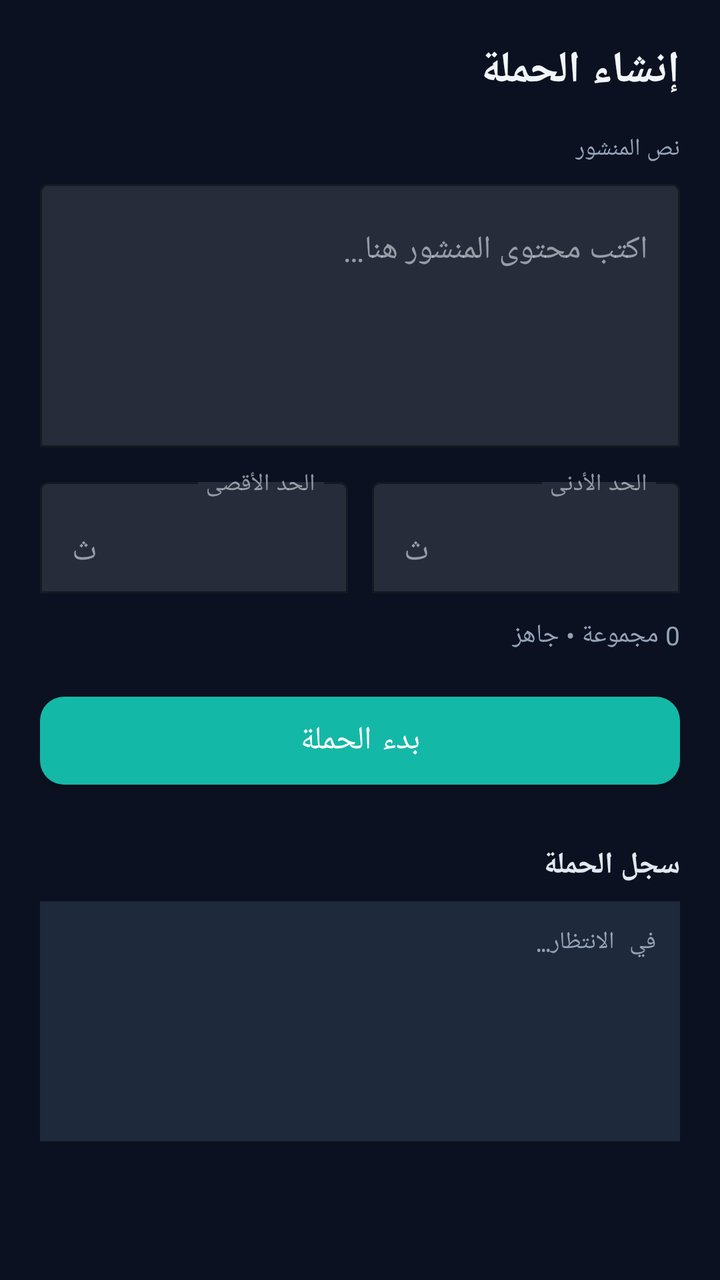
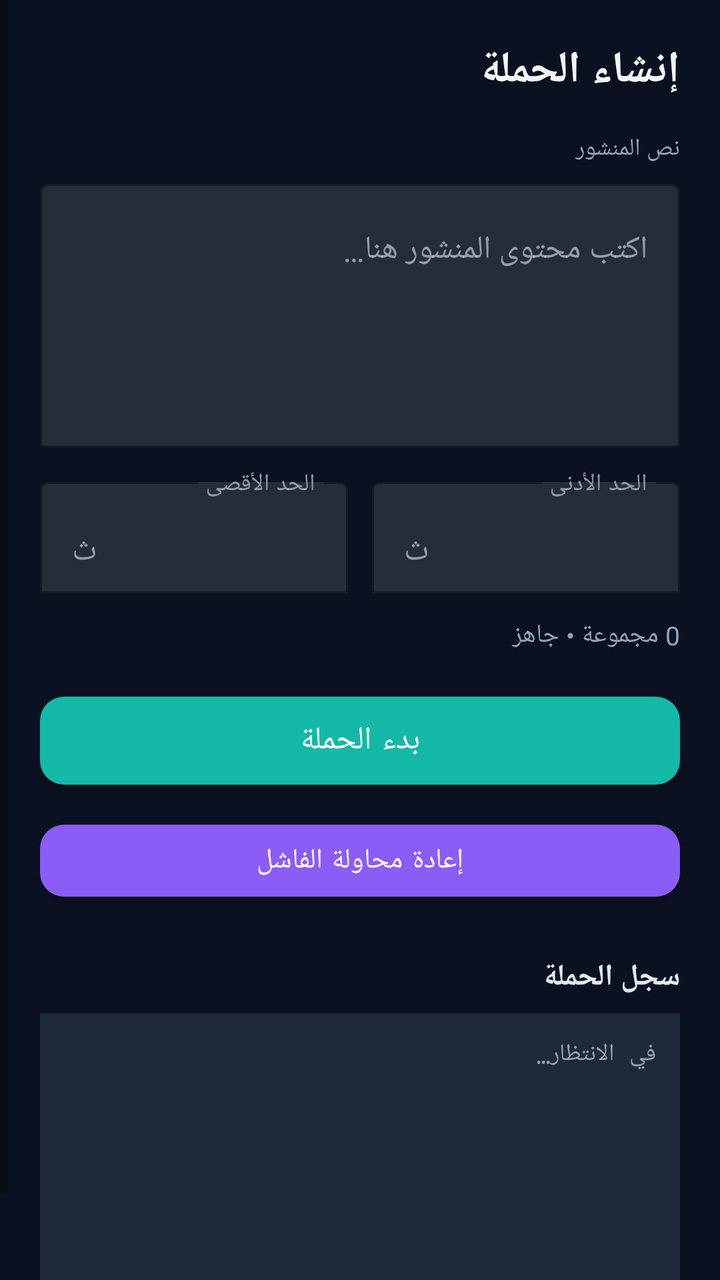

Screens rendered from an Android XML layout before and after an edit, with the pre-edit source and the edit as a unified diff.
<!-- AndroidManifest.xml: application theme Theme.FBPublisherX -->
<!-- res/layout/fragment_campaign.xml -->
<?xml version="1.0" encoding="utf-8"?>
<ScrollView xmlns:android="http://schemas.android.com/apk/res/android"
    xmlns:app="http://schemas.android.com/apk/res-auto"
    android:layout_width="match_parent"
    android:layout_height="match_parent"
    android:background="@color/background"
    android:fillViewport="true"
    android:layoutDirection="rtl">

    <LinearLayout
        android:layout_width="match_parent"
        android:layout_height="wrap_content"
        android:orientation="vertical"
        android:padding="20dp">

        <TextView
            android:layout_width="match_parent"
            android:layout_height="wrap_content"
            android:text="@string/campaign_title"
            android:textColor="@color/on_background"
            android:textSize="22sp"
            android:textStyle="bold"
            android:layout_marginBottom="16dp" />

        <TextView
            android:layout_width="match_parent"
            android:layout_height="wrap_content"
            android:text="@string/post_text_label"
            android:textColor="@color/text_secondary"
            android:textSize="12sp" />
        <com.google.android.material.textfield.TextInputLayout
            android:layout_width="match_parent"
            android:layout_height="wrap_content"
            android:layout_marginTop="4dp"
            android:layout_marginBottom="12dp"
            app:boxBackgroundMode="outline"
            app:boxStrokeColor="@color/primary">
            <com.google.android.material.textfield.TextInputEditText
                android:id="@+id/inputPostText"
                android:layout_width="match_parent"
                android:layout_height="wrap_content"
                android:hint="@string/hint_post_text"
                android:textColor="@color/on_surface"
                android:inputType="textMultiLine"
                android:minLines="5"
                android:gravity="start|top" />
        </com.google.android.material.textfield.TextInputLayout>

        <LinearLayout
            android:layout_width="match_parent"
            android:layout_height="wrap_content"
            android:orientation="horizontal"
            android:layout_marginBottom="12dp">
            <com.google.android.material.textfield.TextInputLayout
                android:layout_width="0dp"
                android:layout_height="wrap_content"
                android:layout_weight="1"
                android:layout_marginEnd="6dp"
                app:boxBackgroundMode="outline"
                app:boxStrokeColor="@color/primary"
                app:suffixText="ث">
                <com.google.android.material.textfield.TextInputEditText
                    android:id="@+id/inputMinDelay"
                    android:layout_width="match_parent"
                    android:layout_height="wrap_content"
                    android:hint="@string/hint_min_delay"
                    android:text="30"
                    android:textColor="@color/on_surface"
                    android:inputType="number"
                    android:gravity="start" />
            </com.google.android.material.textfield.TextInputLayout>
            <com.google.android.material.textfield.TextInputLayout
                android:layout_width="0dp"
                android:layout_height="wrap_content"
                android:layout_weight="1"
                android:layout_marginStart="6dp"
                app:boxBackgroundMode="outline"
                app:boxStrokeColor="@color/primary"
                app:suffixText="ث">
                <com.google.android.material.textfield.TextInputEditText
                    android:id="@+id/inputMaxDelay"
                    android:layout_width="match_parent"
                    android:layout_height="wrap_content"
                    android:hint="@string/hint_max_delay"
                    android:text="60"
                    android:textColor="@color/on_surface"
                    android:inputType="number"
                    android:gravity="start" />
            </com.google.android.material.textfield.TextInputLayout>
        </LinearLayout>

        <TextView
            android:id="@+id/campaignInfo"
            android:layout_width="match_parent"
            android:layout_height="wrap_content"
            android:text="0 مجموعة • جاهز"
            android:textColor="@color/text_secondary"
            android:textSize="13sp"
            android:layout_marginBottom="16dp" />

        <com.google.android.material.button.MaterialButton
            android:id="@+id/btnStartCampaign"
            android:layout_width="match_parent"
            android:layout_height="56dp"
            android:text="@string/btn_start"
            android:textAllCaps="false"
            android:textSize="16sp"
            app:cornerRadius="12dp"
            app:backgroundTint="@color/primary" />

        <com.google.android.material.button.MaterialButton
            android:id="@+id/btnStopCampaign"
            android:layout_width="match_parent"
            android:layout_height="48dp"
            android:text="@string/btn_stop"
            android:textAllCaps="false"
            android:layout_marginTop="8dp"
            android:visibility="gone"
            app:cornerRadius="12dp"
            app:backgroundTint="@color/error" />

        <TextView
            android:layout_width="match_parent"
            android:layout_height="wrap_content"
            android:text="@string/campaign_log"
            android:textColor="@color/on_surface"
            android:textSize="15sp"
            android:textStyle="bold"
            android:layout_marginTop="24dp"
            android:layout_marginBottom="8dp" />

        <TextView
            android:id="@+id/campaignLog"
            android:layout_width="match_parent"
            android:layout_height="wrap_content"
            android:text="@string/waiting"
            android:textColor="@color/text_secondary"
            android:textSize="12sp"
            android:fontFamily="monospace"
            android:background="@color/surface"
            android:padding="12dp"
            android:minHeight="120dp"
            android:gravity="start" />

    </LinearLayout>
</ScrollView>
<!-- resources referenced by this layout -->
<resources>
  <color name="background">#0B1120</color>
  <color name="error">#EF4444</color>
  <color name="on_background">#F1F5F9</color>
  <color name="on_surface">#E2E8F0</color>
  <color name="primary">#14B8A6</color>
  <color name="surface">#1E293B</color>
  <color name="text_secondary">#94A3B8</color>
  <string name="btn_start">بدء الحملة</string>
  <string name="btn_stop">إيقاف الحملة</string>
  <string name="campaign_log">سجل الحملة</string>
  <string name="campaign_title">إنشاء الحملة</string>
  <string name="hint_max_delay">الحد الأقصى</string>
  <string name="hint_min_delay">الحد الأدنى</string>
  <string name="hint_post_text">اكتب محتوى المنشور هنا…</string>
  <string name="post_text_label">نص المنشور</string>
  <string name="waiting">في الانتظار…</string>
  <style name="Theme.FBPublisherX" parent="Theme.MaterialComponents.DayNight.NoActionBar">
          <item name="colorPrimary">@color/primary</item>
          <item name="colorPrimaryVariant">@color/primary_variant</item>
          <item name="colorOnPrimary">@color/on_primary</item>
          <item name="colorSecondary">@color/secondary</item>
          <item name="android:statusBarColor">@color/background</item>
          <item name="android:navigationBarColor">@color/surface</item>
          <item name="android:windowBackground">@color/background</item>
          <item name="android:windowLightStatusBar">false</item>
          <item name="colorSurface">@color/surface</item>
          <item name="colorOnSurface">@color/on_surface</item>
      </style>
  <color name="primary_variant">#0F766E</color>
  <color name="on_primary">#FFFFFF</color>
  <color name="secondary">#8B5CF6</color>
</resources>

<!-- the commit's change to res/layout/fragment_campaign.xml (unified diff, before → after) -->
@@ -119,6 +119,16 @@
             app:cornerRadius="12dp"
             app:backgroundTint="@color/error" />
 
+        <com.google.android.material.button.MaterialButton
+            android:id="@+id/btnRetryFailed"
+            android:layout_width="match_parent"
+            android:layout_height="48dp"
+            android:text="@string/btn_retry_failed"
+            android:textAllCaps="false"
+            android:layout_marginTop="8dp"
+            app:cornerRadius="12dp"
+            app:backgroundTint="@color/secondary" />
+
         <TextView
             android:layout_width="match_parent"
             android:layout_height="wrap_content"
@@ -139,7 +149,7 @@
             android:fontFamily="monospace"
             android:background="@color/surface"
             android:padding="12dp"
-            android:minHeight="120dp"
+            android:minHeight="160dp"
             android:gravity="start" />
 
     </LinearLayout>
<!-- resource entries referenced after the edit -->
@@ -7,6 +7,7 @@
   <color name="primary">#14B8A6</color>
   <color name="surface">#1E293B</color>
   <color name="text_secondary">#94A3B8</color>
+  <string name="btn_retry_failed">إعادة محاولة الفاشل</string>
   <string name="btn_start">بدء الحملة</string>
   <string name="btn_stop">إيقاف الحملة</string>
   <string name="campaign_log">سجل الحملة</string>
